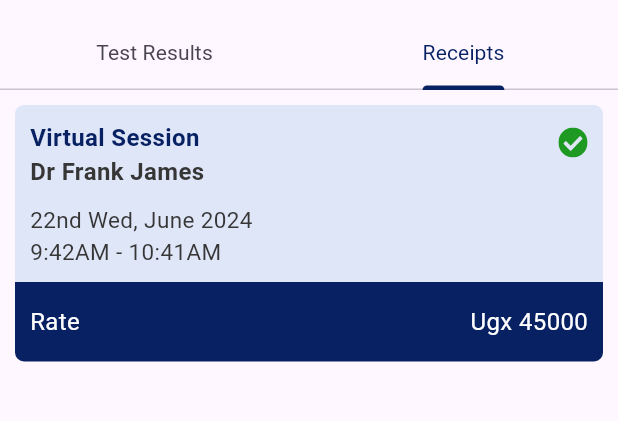
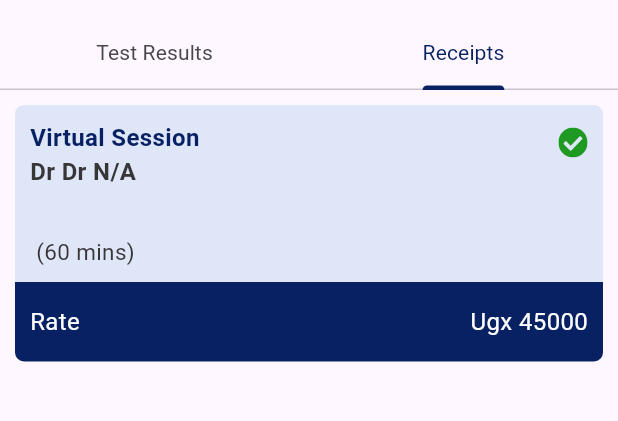
Before and after one commit to nsenji/mindbridge-app, a Flutter app: the HistoryScreen screen opened directly, tab 2 chosen, on a phone screen of 412 x 824 dp, the part 72-493 px from its top. Run offline on Flutter 3.47's test engine with Material 3 defaults, Android fonts, the phone set to English and light mode, and no system bars; our stand-ins replace flutter_riverpod, flutter_svg, percent_indicator, shimmer; missing offline and left inert: videosdk.

Commit message:
stored the state for the selected date and time and moving it around now

```diff
--- a/lib/src/features/doctors/data/all_doctors_repository.dart
+++ b/lib/src/features/doctors/data/all_doctors_repository.dart
@@ -2,7 +2,7 @@ import 'dart:convert';
 
 import 'package:flutter_riverpod/flutter_riverpod.dart';
 import 'package:http/http.dart' as http;
-import 'package:medbridge/src/features/doctors/presentation/all_doctors_controller.dart';
+import 'package:medbridge/src/features/doctors/presentation/controllers_providers/all_doctors_controller.dart';
 
 class AllDoctorsRepository {
   const AllDoctorsRepository();
--- a/lib/src/features/doctors/presentation/doctor_card.dart
+++ b/lib/src/features/doctors/presentation/doctor_card.dart
@@ -5,7 +5,7 @@ import 'package:medbridge/src/common_widgets/main_button.dart';
 import 'package:medbridge/src/common_widgets/sizedbox_template.dart';
 import 'package:medbridge/src/common_widgets/text_template.dart';
 import 'package:medbridge/src/features/doctors/presentation/book_appointment.dart';
-import 'package:medbridge/src/features/doctors/presentation/date_of_selected_doctor_controller.dart';
+import 'package:medbridge/src/features/doctors/presentation/controllers_providers/date_of_selected_doctor_controller.dart';
 
 class DoctorCard extends ConsumerStatefulWidget {
   final List timeSlots;
@@ -130,7 +130,7 @@ class _DoctorCardState extends ConsumerState<DoctorCard> {
                               Navigator.push(
                                   context,
                                   MaterialPageRoute(
-                                      builder: (context) => BookAppointment(doctorName: widget.doctorName ,hospitalName: widget.hospitalName,proTitle: widget.proTitle,)));
+                                      builder: (context) => BookAppointment(doctorName: widget.doctorName ,hospitalName: widget.hospitalName,proTitle: widget.proTitle,rate:widget.rate ,)));
                             })
                       ],
                     )
--- a/lib/src/features/doctors/presentation/select_doctor.dart
+++ b/lib/src/features/doctors/presentation/select_doctor.dart
@@ -4,7 +4,7 @@ import 'package:medbridge/src/common_widgets/sizedbox_template.dart';
 import 'package:medbridge/src/common_widgets/text_field.dart';
 import 'package:medbridge/src/common_widgets/text_template.dart';
 import 'package:medbridge/src/features/doctors/data/all_doctors_repository.dart';
-import 'package:medbridge/src/features/doctors/presentation/all_doctors_controller.dart';
+import 'package:medbridge/src/features/doctors/presentation/controllers_providers/all_doctors_controller.dart';
 import 'package:medbridge/src/features/doctors/presentation/doctor_card.dart';
 import 'package:medbridge/src/features/doctors/presentation/doctor_shimmer_screen.dart';
 import 'package:medbridge/src/features/profile/presentation/profile_widget.dart';
--- a/lib/src/features/doctors/presentation/summary_card.dart
+++ b/lib/src/features/doctors/presentation/summary_card.dart
@@ -1,19 +1,27 @@
 import 'package:flutter/material.dart';
+import 'package:flutter_riverpod/flutter_riverpod.dart';
 import 'package:medbridge/src/common_widgets/sizedbox_template.dart';
 import 'package:medbridge/src/common_widgets/svg_template.dart';
 import 'package:medbridge/src/common_widgets/text_template.dart';
+import 'package:medbridge/src/features/doctors/presentation/controllers_providers/selected_date_controller.dart';
+import 'package:medbridge/src/features/doctors/presentation/controllers_providers/selected_time_controller.dart';
 
-class SummaryCard extends StatefulWidget {
+class SummaryCard extends ConsumerStatefulWidget {
+  final String doctorName;
+  final int rate;
   final bool checkmark;
-  const SummaryCard({super.key, this.checkmark = false});
+  const SummaryCard(
+      {super.key, this.checkmark = false, required this.doctorName, required this.rate});
 
   @override
-  State<SummaryCard> createState() => _SummaryCardState();
+  ConsumerState<SummaryCard> createState() => _SummaryCardState();
 }
 
-class _SummaryCardState extends State<SummaryCard> {
+class _SummaryCardState extends ConsumerState<SummaryCard> {
   @override
   Widget build(BuildContext context) {
+    String selectedDate = ref.watch(selectedDateControllerProvider);
+    String selectedTime = ref.watch(selectedTimeControllerProvider);
     return Column(
       children: [
         Container(
@@ -37,16 +45,16 @@ class _SummaryCardState extends State<SummaryCard> {
                       color: Color.fromARGB(255, 8, 33, 99),
                     ),
                     TextCustom(
-                      text: "Dr Frank James",
+                      text: "Dr ${widget.doctorName}",
                       isBold: true,
                     ),
                     H(h: 10),
                     TextCustom(
-                      text: "22nd Wed, June 2024",
+                      text: selectedDate,
                       size: 15,
                     ),
                     TextCustom(
-                      text: "9:42AM - 10:41AM",
+                      text: "${selectedTime} (60 mins)",
                       size: 15,
                     ),
                   ],
@@ -83,13 +91,13 @@ class _SummaryCardState extends State<SummaryCard> {
                   color: Colors.white,
                 ),
                 TextCustom(
-                  text: "Ugx 45000",
+                  text: "Ugx ${widget.rate}",
                   color: Colors.white,
                 )
               ],
             ),
           ),
-        )
+        ),
       ],
     );
   }
--- a/lib/src/features/history/presentation/receipts.dart
+++ b/lib/src/features/history/presentation/receipts.dart
@@ -17,6 +17,8 @@ class _ReceiptsState extends State<Receipts> {
         slivers: [
           SliverToBoxAdapter(
             child: SummaryCard(
+              rate: 45000,
+              doctorName: "Dr N/A",
               checkmark: true,
             ),
           )
```
Also changed, not shown: lib/src/features/doctors/presentation/appointment_summary.dart (renamed from lib/src/features/doctors/presentation/confirm_appointment.dart, +8 -4 lines), lib/src/features/doctors/presentation/book_appointment.dart (+30 -6 lines), lib/src/features/doctors/presentation/controllers_providers/selected_date_controller.dart (added, +14 -0 lines), lib/src/features/doctors/presentation/controllers_providers/selected_time_controller.dart (added, +14 -0 lines), lib/src/features/doctors/presentation/controllers_providers/all_doctors_controller.dart (renamed from lib/src/features/doctors/presentation/all_doctors_controller.dart), lib/src/features/doctors/presentation/controllers_providers/date_of_selected_doctor_controller.dart (renamed from lib/src/features/doctors/presentation/date_of_selected_doctor_controller.dart), lib/src/features/doctors/presentation/controllers_providers/time_slots_controller.dart (renamed from lib/src/features/doctors/presentation/time_slots_controller.dart).
